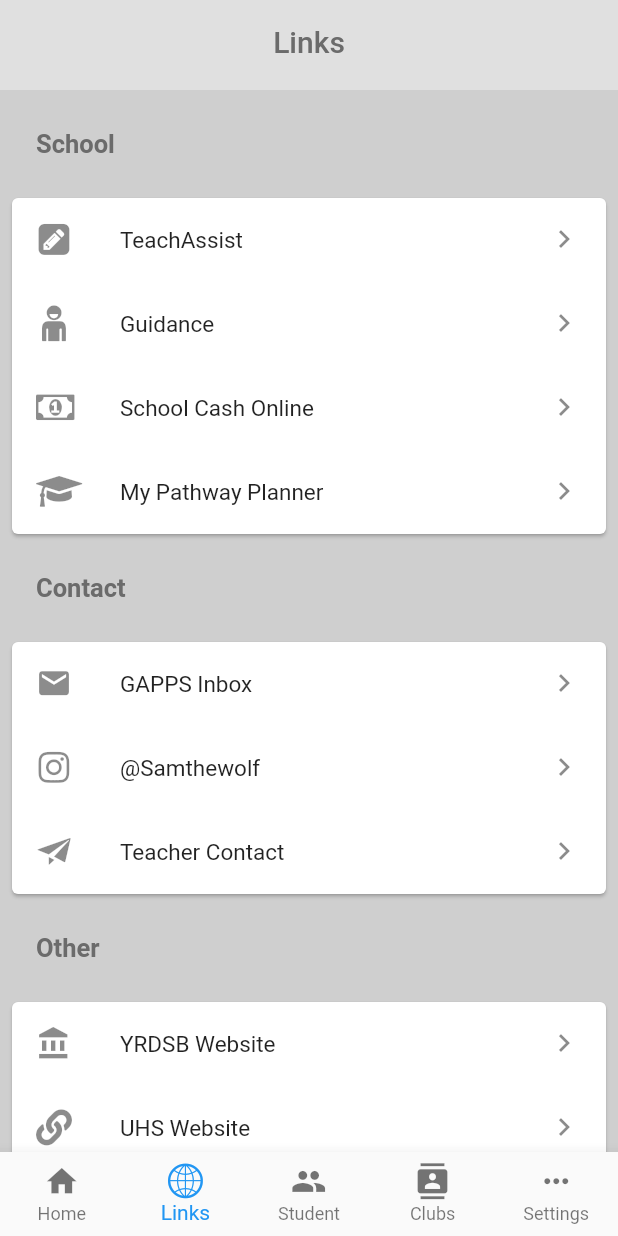
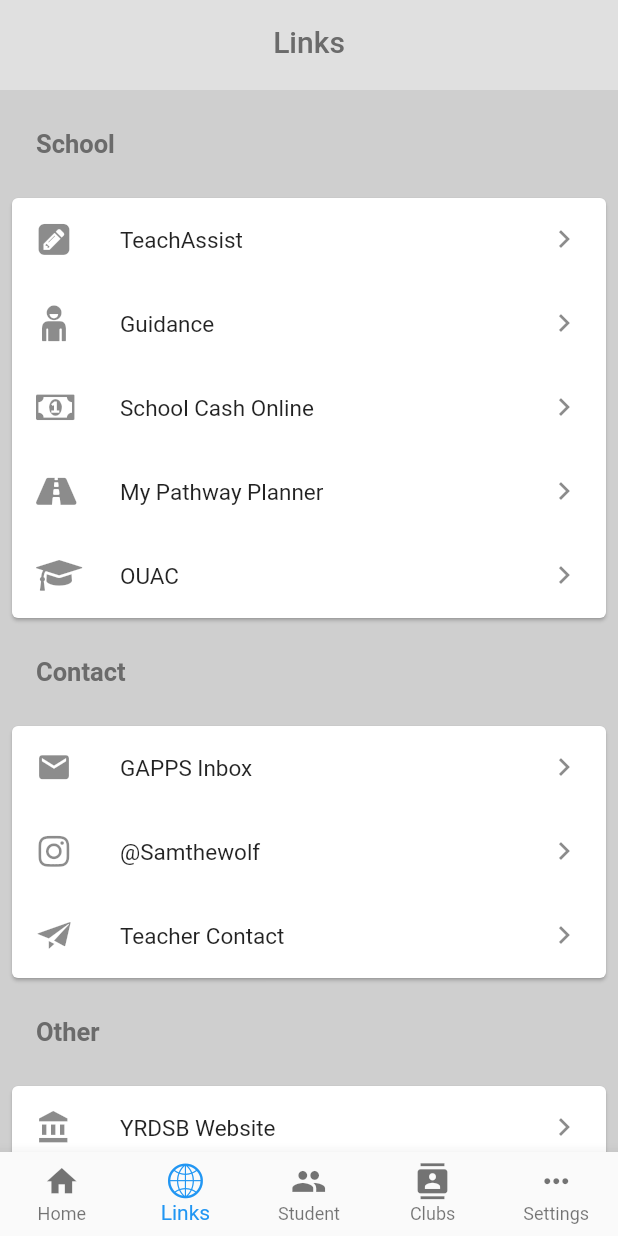
Before and after one commit to uhsmssschoolApp/WolfPackApp, a Flutter app: the screen it shows after launch, item 2 of the bottom bar chosen, on a phone screen of 412 x 824 dp. Run offline on Flutter 3.47's test engine with Material 2 defaults, Android fonts, the light colour scheme and no system bars.

Commit message:
idk im done for now albert helps me tmr

```diff
--- a/testflutter/lib/icons.dart
+++ b/testflutter/lib/icons.dart
@@ -46,4 +46,6 @@
       IconData(0xf16d, fontFamily: _kFontFam, fontPackage: _kFontPkg);
   static const IconData graduation_cap =
       IconData(0xf19d, fontFamily: _kFontFam, fontPackage: _kFontPkg);
+  static const IconData road =
+      IconData(0xf018, fontFamily: _kFontFam, fontPackage: _kFontPkg);
 }
--- a/testflutter/lib/links.dart
+++ b/testflutter/lib/links.dart
@@ -1,8 +1,5 @@
-// import 'dart:html';
-
 import 'package:flutter/material.dart';
 import 'package:testflutter/icons.dart';
-// ignore: import_of_legacy_library_into_null_safe
 // import 'package:url_launcher/url_launcher.dart';
 
 // reminder to handle ON TAPS LATER
@@ -84,9 +81,17 @@
                     trailing: arrowRight,
                   ),
                   ListTile(
+                    leading: Icon(LinksIcon.road),
+                    title: Text(
+                      "My Pathway Planner",
+                      style: linkTiles,
+                    ),
+                    trailing: arrowRight,
+                  ),
+                  ListTile(
                     leading: Icon(LinksIcon.graduation_cap),
                     title: Text(
-                      "My Pathway Planner",
+                      "OUAC",
                       style: linkTiles,
                     ),
                     trailing: arrowRight,
```
Also changed, not shown: testflutter/assets/LinksIcon.ttf.
